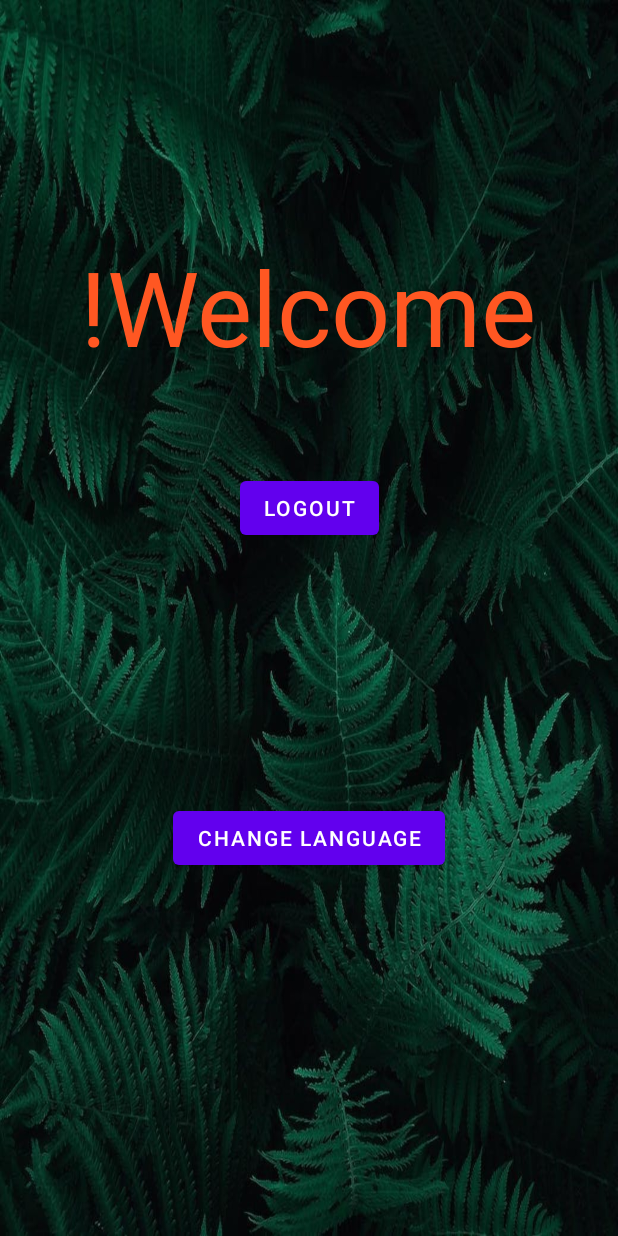
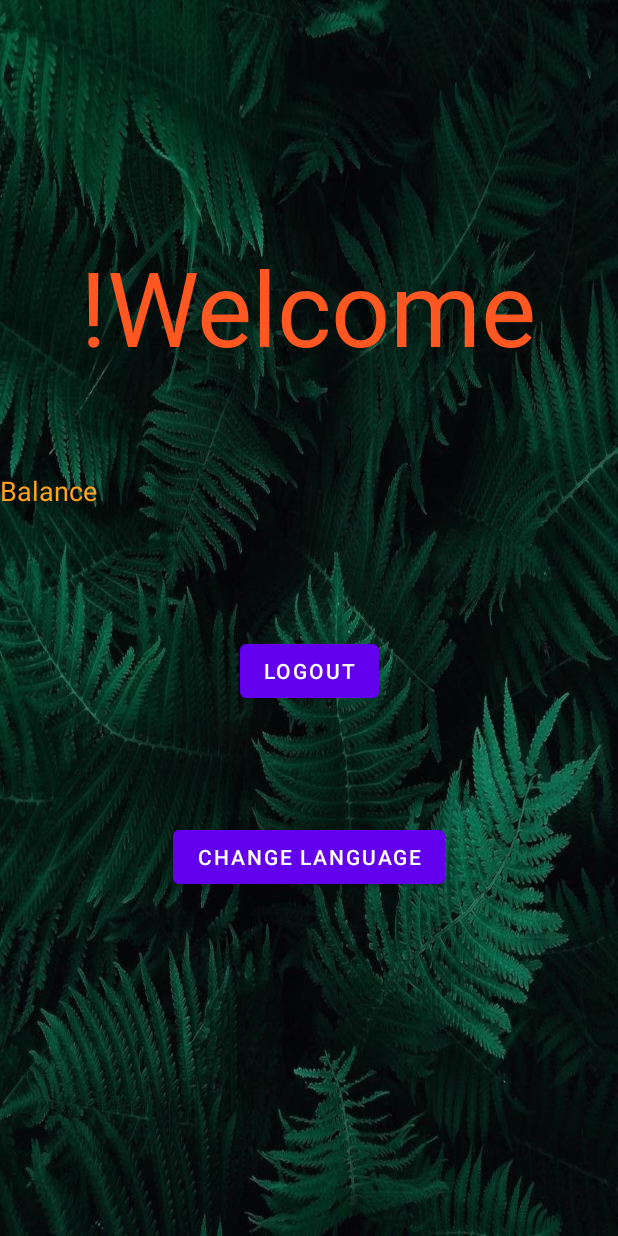
Before and after one commit to Zitronenbombon/tradeView, an Android app: the screen it shows after launch (MainActivity), on a phone screen of 412 x 824 dp. Run offline under Robolectric (Android 15) with nearby library versions, the phone set to English and light mode, and no system bars; our stand-ins replace Firebase (no records; nobody signed in at launch, a user with empty details on screens opened directly); Roboto replaces fonts that are not available here; 2 statements that could not run were skipped.

Commit message:
Firestore fetch data (saldo)

```diff
--- a/app/src/main/java/com/example/tradeview/MainActivity.java
+++ b/app/src/main/java/com/example/tradeview/MainActivity.java
@@ -1,5 +1,6 @@
 package com.example.tradeview;
 
+import androidx.annotation.Nullable;
 import androidx.appcompat.app.AlertDialog;
 import androidx.appcompat.app.AppCompatActivity;
 
@@ -11,18 +12,42 @@ import android.content.res.Configuration;
 import android.os.Bundle;
 import android.view.View;
 import android.widget.Button;
+import android.widget.TextView;
 
 import com.google.firebase.auth.FirebaseAuth;
+import com.google.firebase.firestore.DocumentReference;
+import com.google.firebase.firestore.DocumentSnapshot;
+import com.google.firebase.firestore.EventListener;
+import com.google.firebase.firestore.FirebaseFirestore;
+import com.google.firebase.firestore.FirebaseFirestoreException;
 
 import java.util.Locale;
 
 public class MainActivity extends AppCompatActivity {
-
+    TextView balance;
+    FirebaseAuth fAuth;
+    FirebaseFirestore fStore;
+    String userId;
     @Override
     protected void onCreate(Bundle savedInstanceState) {
         super.onCreate(savedInstanceState);
         loadLocale();
         setContentView(R.layout.activity_main);
+        balance = findViewById(R.id.showSaldo);
+
+        fAuth = FirebaseAuth.getInstance();
+        fStore = FirebaseFirestore.getInstance();
+
+        userId = fAuth.getCurrentUser().getUid();
+
+        DocumentReference documentReference = fStore.collection("users").document(userId);
+        documentReference.addSnapshotListener(this, new EventListener<DocumentSnapshot>() {
+            @Override
+            public void onEvent(@Nullable DocumentSnapshot documentSnapshot, @Nullable FirebaseFirestoreException error) {
+                balance.setText(getResources().getString(R.string.saldoText) + ": " + documentSnapshot.getLong("saldo").intValue());
+            }
+        });
+
 
         Button changeLang = findViewById(R.id.changeLanguage);
         changeLang.setOnClickListener(new View.OnClickListener() {
@@ -34,6 +59,14 @@ public class MainActivity extends AppCompatActivity {
             }
         });
     }
+
+    public void logout (View view){
+        FirebaseAuth.getInstance().signOut();
+        startActivity(new Intent(getApplicationContext(),Login.class));
+        finish();
+    }
+
+    //switch language part
 
     private void showChangeLanguageDialog() {
         //array of languages to choose from
@@ -80,9 +113,5 @@ public class MainActivity extends AppCompatActivity {
         setLocale(language);
     }
 
-    public void logout (View view){
-        FirebaseAuth.getInstance().signOut();
-        startActivity(new Intent(getApplicationContext(),Login.class));
-        finish();
-    }
+
 }
--- a/app/src/main/res/layout/activity_main.xml
+++ b/app/src/main/res/layout/activity_main.xml
@@ -25,23 +25,34 @@
         android:id="@+id/button"
         android:layout_width="wrap_content"
         android:layout_height="wrap_content"
-        android:layout_marginTop="64dp"
+        android:layout_marginTop="84dp"
         android:onClick="logout"
         android:text="@string/logout"
         app:layout_constraintEnd_toEndOf="parent"
         app:layout_constraintStart_toStartOf="parent"
-        app:layout_constraintTop_toBottomOf="@id/welcome" />
+        app:layout_constraintTop_toBottomOf="@+id/showSaldo" />
 
     <Button
         android:id="@+id/changeLanguage"
         android:layout_width="wrap_content"
         android:layout_height="wrap_content"
-        android:layout_marginTop="172dp"
+        android:layout_marginTop="76dp"
         android:onClick="logout"
         android:text="@string/changeLang"
         app:layout_constraintEnd_toEndOf="parent"
         app:layout_constraintStart_toStartOf="parent"
         app:layout_constraintTop_toBottomOf="@id/button" />
 
+    <TextView
+        android:id="@+id/showSaldo"
+        android:layout_width="wrap_content"
+        android:layout_height="wrap_content"
+        android:layout_marginTop="64dp"
+        android:text="@string/saldoText"
+        android:textColor="#FFA31C"
+        android:textSize="18sp"
+        app:layout_constraintTop_toBottomOf="@+id/welcome"
+        tools:layout_editor_absoluteX="53dp" />
+
 
 </androidx.constraintlayout.widget.ConstraintLayout>
--- a/app/src/main/res/values/strings.xml
+++ b/app/src/main/res/values/strings.xml
@@ -13,4 +13,6 @@
     <string name="loginBtn">Login</string>
     <string name="registerText">create new Account</string>
     <string name="changeLang">change Language</string>
+    <string name="saldoText">Balance </string>
+
 </resources>
```
Also changed, not shown: 1 other file.
